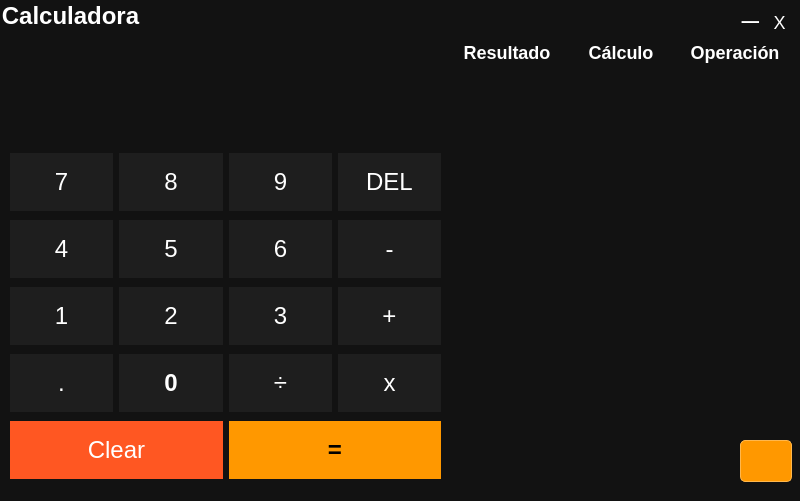
lbaeutr/Calculator_PyQt6, file calculadora.ui: the form before one commit.
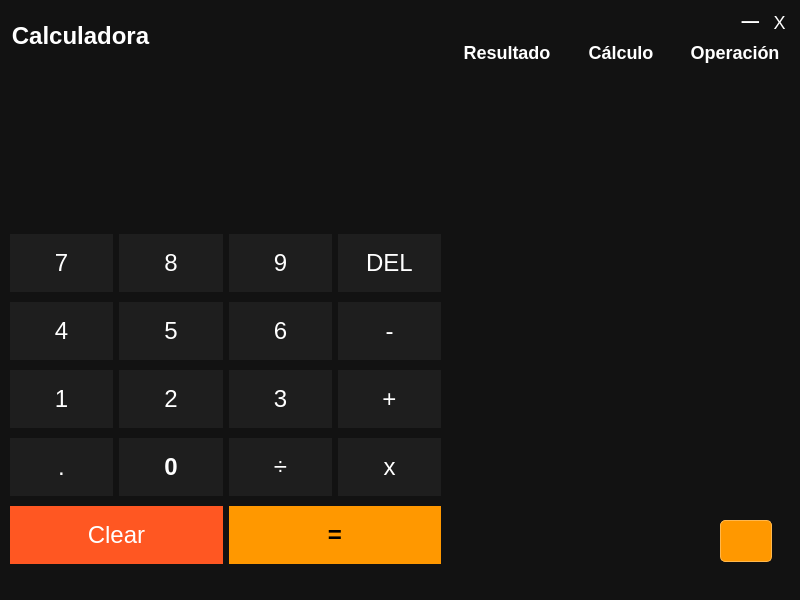
The form after the commit. Icons and pictures are not drawn.

Commit message: incorporacion de display limitado

```diff
--- a/calculadora.ui
+++ b/calculadora.ui
@@ -7,19 +7,19 @@
     <x>0</x>
     <y>0</y>
     <width>800</width>
-    <height>501</height>
+    <height>600</height>
    </rect>
   </property>
   <property name="minimumSize">
    <size>
     <width>800</width>
-    <height>501</height>
+    <height>600</height>
    </size>
   </property>
   <property name="maximumSize">
    <size>
     <width>800</width>
-    <height>502</height>
+    <height>602</height>
    </size>
   </property>
   <property name="font">
@@ -44,7 +44,7 @@
     <property name="geometry">
      <rect>
       <x>20</x>
-      <y>50</y>
+      <y>130</y>
       <width>411</width>
       <height>121</height>
      </rect>
@@ -77,7 +77,7 @@
       <x>450</x>
       <y>40</y>
       <width>341</width>
-      <height>431</height>
+      <height>531</height>
      </rect>
     </property>
     <property name="sizePolicy">
@@ -179,9 +179,9 @@
     <property name="geometry">
      <rect>
       <x>10</x>
-      <y>150</y>
+      <y>230</y>
       <width>431</width>
-      <height>336</height>
+      <height>341</height>
      </rect>
     </property>
     <property name="styleSheet">
@@ -494,11 +494,7 @@
     font-weight: bold;
 }
 
-/* Botón de limpiar (Clear) */
-QPushButton#btn_clear {
-    background-color: #FF5722;
-    color: white;
-}
+
 </string>
        </property>
        <property name="text">
@@ -968,8 +964,8 @@
    <widget class="QPushButton" name="btn_clear_history">
     <property name="geometry">
      <rect>
-      <x>740</x>
-      <y>440</y>
+      <x>720</x>
+      <y>520</y>
       <width>52</width>
       <height>42</height>
      </rect>
@@ -1114,8 +1110,8 @@
    <widget class="QLabel" name="label_titulo">
     <property name="geometry">
      <rect>
-      <x>0</x>
-      <y>0</y>
+      <x>10</x>
+      <y>20</y>
       <width>141</width>
       <height>31</height>
      </rect>
```
The commit also changes 2 other files.
